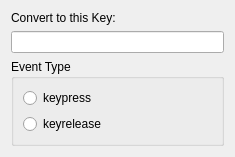
First picture: the form in Touché_Configuration/ToKey_cfg.ui, repository GuLinux/Touche, before the edit.
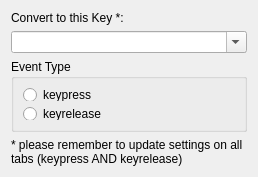
Second picture: the form after the edit.

Commit message: Added "suspend" mode to avoid executing binding while running config dialog. Mapped all remaining keys on Microsoft Remote Keyboard 3000 (and renamed MsSwitchWins to FlipWindows). Make configuration dialog autoselect the key you're pushing. TransformToKey configuration now has a combo with all commons X key symbols. Added an hook to automatically configure keysyms with xmodmap.

```diff
--- a/Touché_Configuration/ToKey_cfg.ui
+++ b/Touché_Configuration/ToKey_cfg.ui
@@ -6,8 +6,8 @@
    <rect>
     <x>0</x>
     <y>0</y>
-    <width>235</width>
-    <height>136</height>
+    <width>258</width>
+    <height>175</height>
    </rect>
   </property>
   <property name="windowTitle">
@@ -17,12 +17,16 @@
    <item>
     <widget class="QLabel" name="label">
      <property name="text">
-      <string extracomment="ToKey conf dialog, label for X symbol qlineedit">Convert to this Key:</string>
+      <string extracomment="ToKey conf dialog, label for X symbol qlineedit">Convert to this Key *:</string>
      </property>
     </widget>
    </item>
    <item>
-    <widget class="QLineEdit" name="cfg_keysymbol"/>
+    <widget class="QComboBox" name="cfg_keysymbol">
+     <property name="editable">
+      <bool>true</bool>
+     </property>
+    </widget>
    </item>
    <item>
     <widget class="QGroupBox" name="cfg_eventtype">
@@ -47,6 +51,16 @@
      </layout>
     </widget>
    </item>
+   <item>
+    <widget class="QLabel" name="label_2">
+     <property name="text">
+      <string>* please remember to update settings on all tabs (keypress AND keyrelease)</string>
+     </property>
+     <property name="wordWrap">
+      <bool>true</bool>
+     </property>
+    </widget>
+   </item>
    <item>
     <spacer name="verticalSpacer">
      <property name="orientation">
```
The commit also changes 25 other files.
